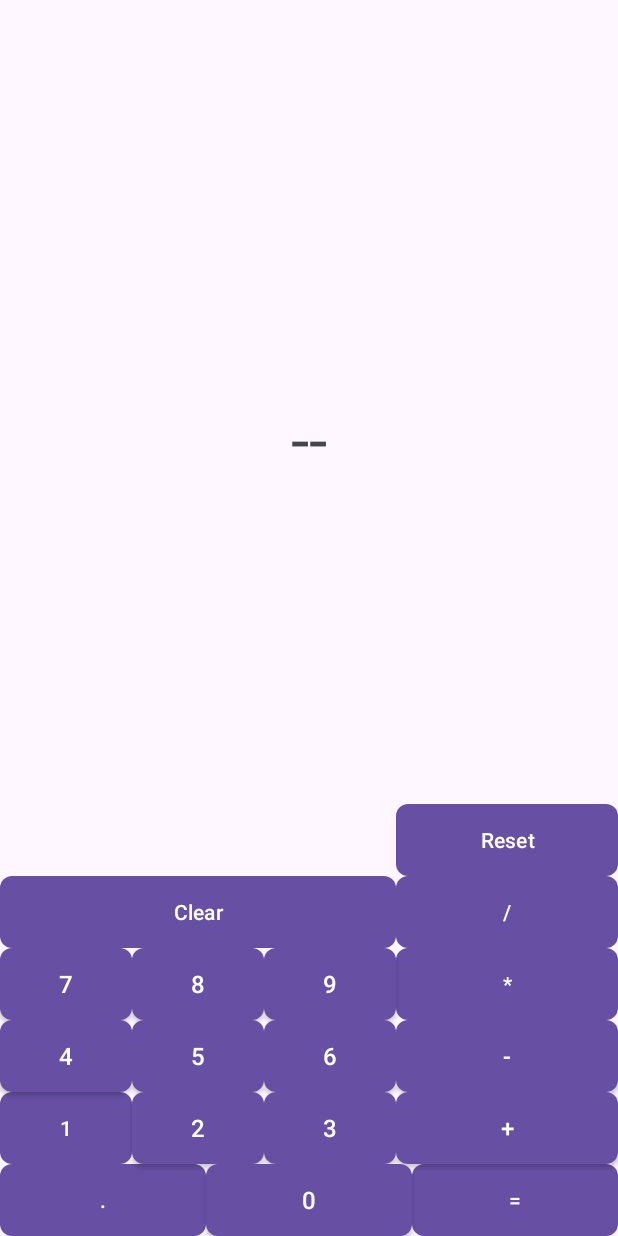
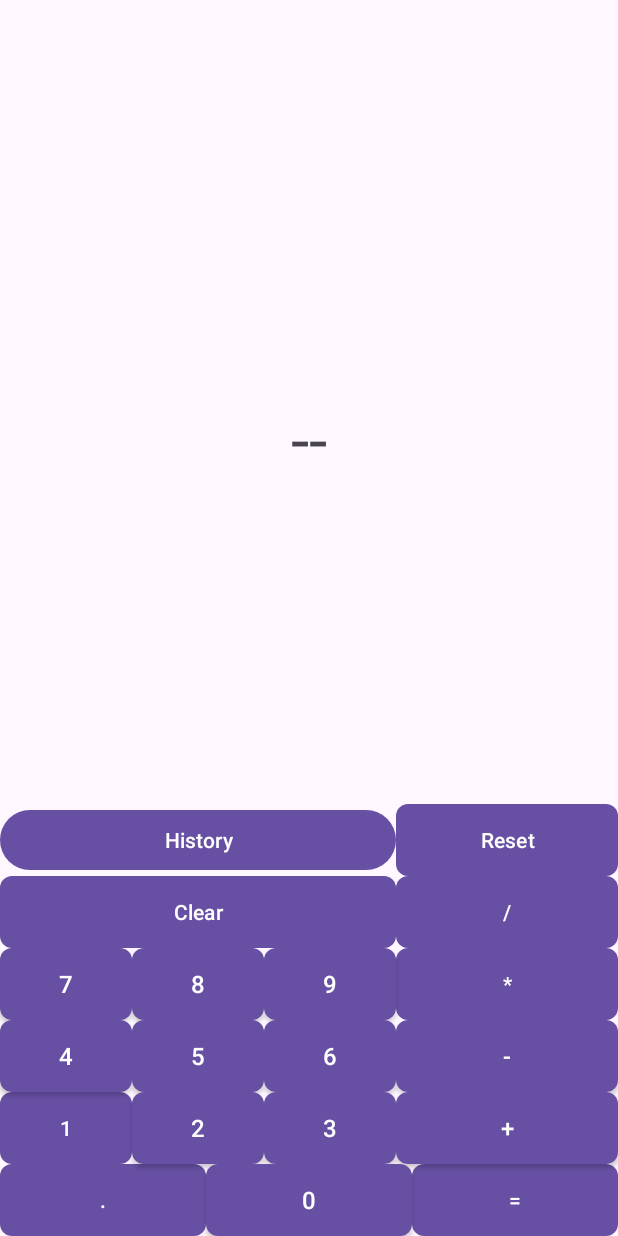
Before and after one commit to Karpenko-Oleksandr/calculator, an Android app: the screen it shows after launch (MainActivity), on a phone screen of 412 x 824 dp. Run offline under Robolectric (Android 15) with nearby library versions, the phone set to English and light mode, and no system bars; libraries missing offline, so code that uses them is left out: com.ezylang.evalex; 4 statements that could not run were skipped.

Commit message:
made new activity

```diff
--- a/app/src/main/AndroidManifest.xml
+++ b/app/src/main/AndroidManifest.xml
@@ -12,6 +12,9 @@
         android:supportsRtl="true"
         android:theme="@style/Theme.Calculator">
         <activity
+            android:name=".HistoryActivity"
+            android:exported="false" />
+        <activity
             android:name=".MainActivity"
             android:exported="true">
             <intent-filter>
--- a/app/src/main/java/com/example/calculator/MainActivity.kt
+++ b/app/src/main/java/com/example/calculator/MainActivity.kt
@@ -1,5 +1,6 @@
 package com.example.calculator
 
+import android.content.Intent
 import android.os.Bundle
 import android.view.inputmethod.InputBinding
 import android.widget.Button
@@ -16,6 +17,8 @@ class MainActivity : AppCompatActivity() {
 
     private lateinit var binding: ActivityMainBinding
     private val numberStringBuilder = StringBuilder()
+
+    private val historyList = mutableListOf<String>()
 
     override fun onCreate(savedInstanceState: Bundle?) {
         super.onCreate(savedInstanceState)
@@ -99,12 +102,22 @@ class MainActivity : AppCompatActivity() {
             numberStringBuilder.clear()
         }
         equalButton.setOnClickListener {
+            saveToHistory()
             calculate()
         }
         resetButton.setOnClickListener {
             numberStringBuilder.deleteCharAt(numberStringBuilder.length - 1)
             resultTextView.text = numberStringBuilder
         }
+        historyButton.setOnClickListener {
+            val intent = Intent(this@MainActivity, HistoryActivity::class.java)
+            startActivity(intent)
+        }
+    }
+
+    private fun saveToHistory() {
+        val stringExpression = numberStringBuilder.toString()
+        historyList.add(stringExpression)
     }
 
     private fun ActivityMainBinding.calculate() {
--- a/app/src/main/res/layout/activity_main.xml
+++ b/app/src/main/res/layout/activity_main.xml
@@ -168,4 +168,13 @@
         android:layout_width="0dp"
         android:layout_height="wrap_content" />
 
+    <Button
+        app:layout_constraintBottom_toTopOf="@+id/clear_button"
+        app:layout_constraintRight_toLeftOf="@id/reset_button"
+        app:layout_constraintLeft_toLeftOf="parent"
+        android:text="History"
+        android:id="@+id/history_button"
+        android:layout_width="0dp"
+        android:layout_height="wrap_content" />
+
 </androidx.constraintlayout.widget.ConstraintLayout>
```
Also changed, not shown: app/src/main/java/com/example/calculator/HistoryActivity.kt (added, +20 -0 lines), app/src/main/res/layout/activity_history.xml (added, +10 -0 lines).
